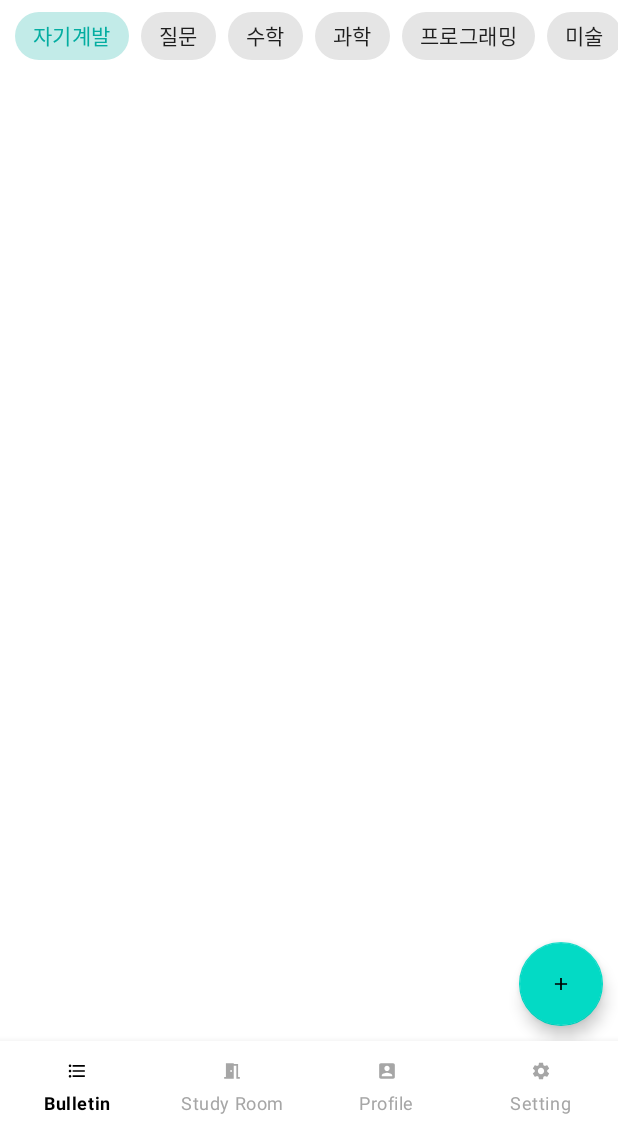
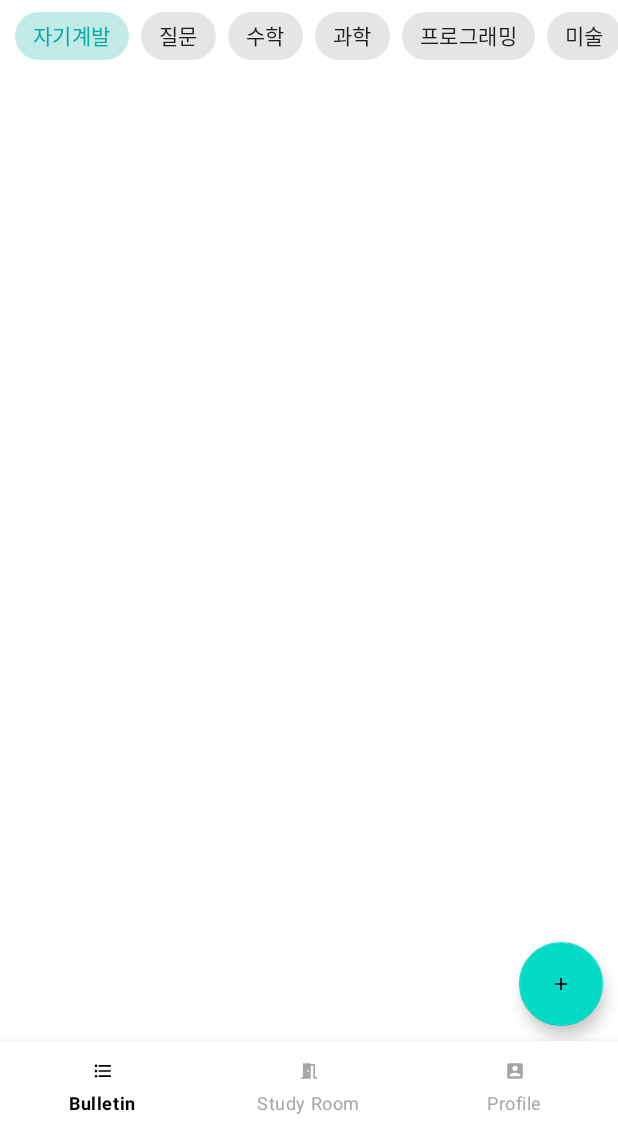
Before and after one commit to SeungGun/DUET, an Android app: the MainMenuActivity screen opened directly, with no data from a screen before it, on a phone screen of 412 x 824 dp, the part 111-1236 px from its top. Run offline under Robolectric (Android 15) with nearby library versions, the phone set to English and light mode, and no system bars; our stand-ins replace Firebase (no records; nobody signed in at launch, a user with empty details on screens opened directly); libraries missing offline, so code that uses them is left out: com.prolificinteractive.materialcalendarview; 1 statement that could not run was skipped.

Commit message:
modify: comment temporary setting fragment

```diff
--- a/app/src/main/java/com/example/duet/fragment/MainMenuActivity.java
+++ b/app/src/main/java/com/example/duet/fragment/MainMenuActivity.java
@@ -80,9 +80,9 @@ public class MainMenuActivity extends AppCompatActivity {
                 case R.id.menu_profile:
                     transaction.replace(R.id.menu_frame_layout, fragmentProfile).commitAllowingStateLoss();
                     break;
-                case R.id.menu_setting:
-                    transaction.replace(R.id.menu_frame_layout, fragmentSetting).commitAllowingStateLoss();
-                    break;
+//                case R.id.menu_setting:
+//                    transaction.replace(R.id.menu_frame_layout, fragmentSetting).commitAllowingStateLoss();
+//                    break;
             }
 
             return true;
--- a/app/src/main/res/menu/main_menu_bottom.xml
+++ b/app/src/main/res/menu/main_menu_bottom.xml
@@ -16,8 +16,8 @@
         android:icon="@drawable/ic_profile_foreground"
         android:title="Profile" />
 
-    <item
-        android:id="@+id/menu_setting"
-        android:icon="@drawable/ic_setting_foreground"
-        android:title="Setting" />
+<!--    <item-->
+<!--        android:id="@+id/menu_setting"-->
+<!--        android:icon="@drawable/ic_setting_foreground"-->
+<!--        android:title="Setting" />-->
 </menu>
```
Also changed, not shown: app/src/main/res/layout/activity_create_post.xml (+5 -5 lines).
